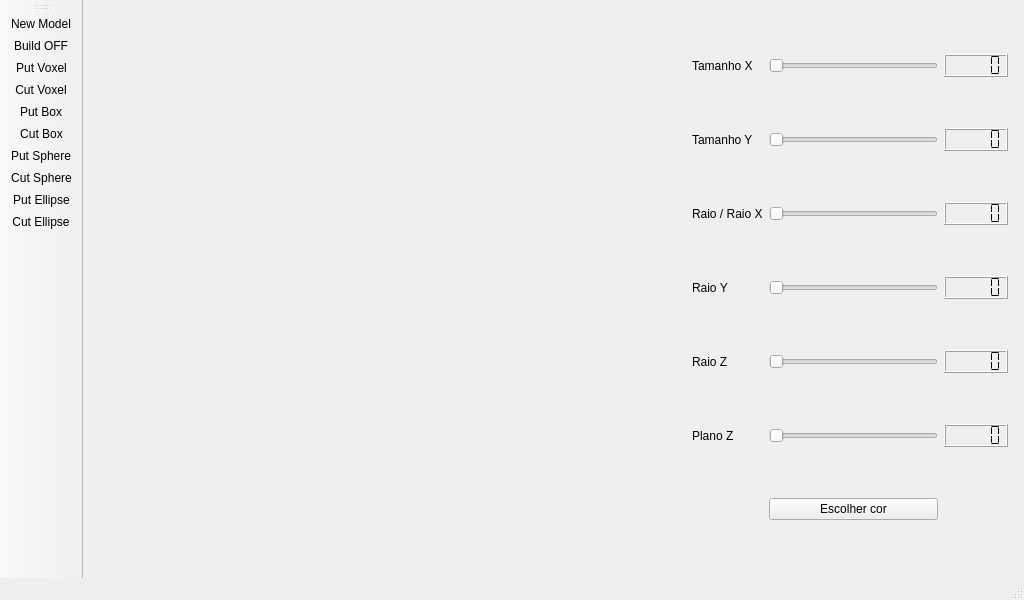
Qt form parte3/mainwindow.ui (niedsonf/escultor_digital) before a commit.
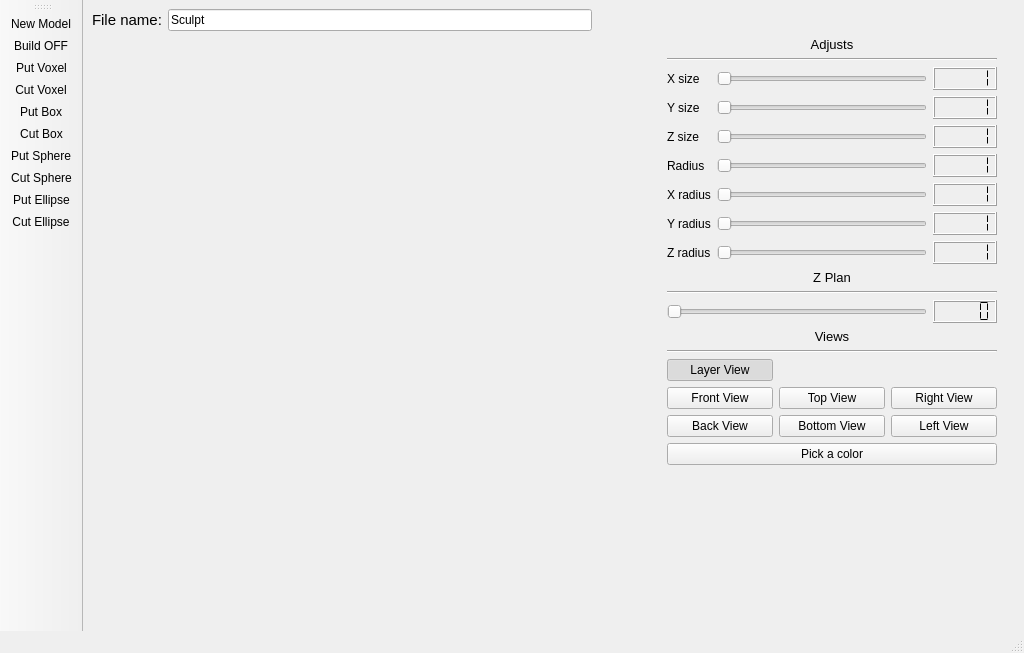
The same form after that commit. Icons and pictures are not drawn. Custom widgets are drawn as their Qt base class.

Patch:
```diff
--- a/parte3/mainwindow.ui
+++ b/parte3/mainwindow.ui
@@ -7,7 +7,7 @@
     <x>0</x>
     <y>0</y>
     <width>1024</width>
-    <height>600</height>
+    <height>653</height>
    </rect>
   </property>
   <property name="windowTitle">
@@ -20,163 +20,509 @@
      <verstretch>0</verstretch>
     </sizepolicy>
    </property>
-   <layout class="QHBoxLayout" name="horizontalLayout" stretch="65,35">
-    <property name="leftMargin">
-     <number>16</number>
-    </property>
-    <property name="rightMargin">
-     <number>16</number>
-    </property>
+   <layout class="QVBoxLayout" name="verticalLayout_5">
     <item>
-     <widget class="SculptorDisplay" name="sculptorDisplay" native="true">
-      <property name="sizePolicy">
-       <sizepolicy hsizetype="Expanding" vsizetype="Expanding">
-        <horstretch>0</horstretch>
-        <verstretch>0</verstretch>
-       </sizepolicy>
-      </property>
-     </widget>
+     <layout class="QHBoxLayout" name="horizontalLayout_3">
+      <item>
+       <widget class="QLabel" name="label_10">
+        <property name="font">
+         <font>
+          <pointsize>11</pointsize>
+         </font>
+        </property>
+        <property name="text">
+         <string>File name:</string>
+        </property>
+       </widget>
+      </item>
+      <item>
+       <widget class="QLineEdit" name="lineEditFileName">
+        <property name="text">
+         <string>Sculpt</string>
+        </property>
+       </widget>
+      </item>
+      <item>
+       <spacer name="horizontalSpacer_3">
+        <property name="orientation">
+         <enum>Qt::Horizontal</enum>
+        </property>
+        <property name="sizeHint" stdset="0">
+         <size>
+          <width>40</width>
+          <height>20</height>
+         </size>
+        </property>
+       </spacer>
+      </item>
+     </layout>
     </item>
     <item>
-     <layout class="QGridLayout" name="gridLayout">
-      <item row="0" column="0">
-       <widget class="QLabel" name="label_2">
-        <property name="text">
-         <string>Tamanho X</string>
+     <layout class="QHBoxLayout" name="horizontalLayout" stretch="60,2,36,2">
+      <item>
+       <widget class="SculptorDisplay" name="sculptorDisplay" native="true">
+        <property name="sizePolicy">
+         <sizepolicy hsizetype="Expanding" vsizetype="Expanding">
+          <horstretch>0</horstretch>
+          <verstretch>0</verstretch>
+         </sizepolicy>
         </property>
        </widget>
       </item>
-      <item row="0" column="1">
-       <widget class="QSlider" name="horizontalSlider_2">
+      <item>
+       <spacer name="horizontalSpacer">
         <property name="orientation">
          <enum>Qt::Horizontal</enum>
         </property>
-       </widget>
-      </item>
-      <item row="0" column="2">
-       <widget class="QLCDNumber" name="lcdNumber">
-        <property name="digitCount">
-         <number>5</number>
+        <property name="sizeHint" stdset="0">
+         <size>
+          <width>13</width>
+          <height>13</height>
+         </size>
         </property>
-        <property name="segmentStyle">
-         <enum>QLCDNumber::Flat</enum>
-        </property>
-        <property name="intValue" stdset="0">
-         <number>0</number>
-        </property>
-       </widget>
+       </spacer>
       </item>
-      <item row="1" column="0">
-       <widget class="QLabel" name="label_3">
-        <property name="text">
-         <string>Tamanho Y</string>
-        </property>
-       </widget>
+      <item>
+       <layout class="QVBoxLayout" name="verticalLayout_4">
+        <item>
+         <layout class="QVBoxLayout" name="verticalLayout_3">
+          <item>
+           <widget class="QLabel" name="label_9">
+            <property name="font">
+             <font>
+              <pointsize>10</pointsize>
+             </font>
+            </property>
+            <property name="text">
+             <string>Adjusts</string>
+            </property>
+            <property name="alignment">
+             <set>Qt::AlignCenter</set>
+            </property>
+           </widget>
+          </item>
+          <item>
+           <widget class="Line" name="line_2">
+            <property name="orientation">
+             <enum>Qt::Horizontal</enum>
+            </property>
+           </widget>
+          </item>
+          <item>
+           <layout class="QGridLayout" name="gridLayout">
+            <item row="2" column="0">
+             <widget class="QLabel" name="label_7">
+              <property name="text">
+               <string>Z size</string>
+              </property>
+             </widget>
+            </item>
+            <item row="5" column="1">
+             <widget class="QSlider" name="horizontalSliderYRadius">
+              <property name="minimum">
+               <number>1</number>
+              </property>
+              <property name="orientation">
+               <enum>Qt::Horizontal</enum>
+              </property>
+             </widget>
+            </item>
+            <item row="3" column="1">
+             <widget class="QSlider" name="horizontalSliderRadius">
+              <property name="minimum">
+               <number>1</number>
+              </property>
+              <property name="orientation">
+               <enum>Qt::Horizontal</enum>
+              </property>
+             </widget>
+            </item>
+            <item row="3" column="2">
+             <widget class="QLCDNumber" name="lcdNumber_8">
+              <property name="segmentStyle">
+               <enum>QLCDNumber::Flat</enum>
+              </property>
+              <property name="intValue" stdset="0">
+               <number>1</number>
+              </property>
+             </widget>
+            </item>
+            <item row="6" column="1">
+             <widget class="QSlider" name="horizontalSliderZRadius">
+              <property name="minimum">
+               <number>1</number>
+              </property>
+              <property name="orientation">
+               <enum>Qt::Horizontal</enum>
+              </property>
+             </widget>
+            </item>
+            <item row="0" column="2">
+             <widget class="QLCDNumber" name="lcdNumber">
+              <property name="digitCount">
+               <number>5</number>
+              </property>
+              <property name="segmentStyle">
+               <enum>QLCDNumber::Flat</enum>
+              </property>
+              <property name="intValue" stdset="0">
+               <number>1</number>
+              </property>
+             </widget>
+            </item>
+            <item row="3" column="0">
+             <widget class="QLabel" name="label_8">
+              <property name="text">
+               <string>Radius</string>
+              </property>
+             </widget>
+            </item>
+            <item row="5" column="2">
+             <widget class="QLCDNumber" name="lcdNumber_4">
+              <property name="segmentStyle">
+               <enum>QLCDNumber::Flat</enum>
+              </property>
+              <property name="intValue" stdset="0">
+               <number>1</number>
+              </property>
+             </widget>
+            </item>
+            <item row="5" column="0">
+             <widget class="QLabel" name="label_5">
+              <property name="text">
+               <string>Y radius</string>
+              </property>
+             </widget>
+            </item>
+            <item row="4" column="2">
+             <widget class="QLCDNumber" name="lcdNumber_3">
+              <property name="segmentStyle">
+               <enum>QLCDNumber::Flat</enum>
+              </property>
+              <property name="intValue" stdset="0">
+               <number>1</number>
+              </property>
+             </widget>
+            </item>
+            <item row="2" column="2">
+             <widget class="QLCDNumber" name="lcdNumber_7">
+              <property name="segmentStyle">
+               <enum>QLCDNumber::Flat</enum>
+              </property>
+              <property name="intValue" stdset="0">
+               <number>1</number>
+              </property>
+             </widget>
+            </item>
+            <item row="0" column="0">
+             <widget class="QLabel" name="label_2">
+              <property name="text">
+               <string>X size</string>
+              </property>
+             </widget>
+            </item>
+            <item row="1" column="0">
+             <widget class="QLabel" name="label_3">
+              <property name="text">
+               <string>Y size</string>
+              </property>
+             </widget>
+            </item>
+            <item row="1" column="1">
+             <widget class="QSlider" name="horizontalSliderYSize">
+              <property name="minimum">
+               <number>1</number>
+              </property>
+              <property name="orientation">
+               <enum>Qt::Horizontal</enum>
+              </property>
+             </widget>
+            </item>
+            <item row="4" column="0">
+             <widget class="QLabel" name="label_4">
+              <property name="text">
+               <string>X radius</string>
+              </property>
+             </widget>
+            </item>
+            <item row="4" column="1">
+             <widget class="QSlider" name="horizontalSliderXRadius">
+              <property name="minimum">
+               <number>1</number>
+              </property>
+              <property name="orientation">
+               <enum>Qt::Horizontal</enum>
+              </property>
+             </widget>
+            </item>
+            <item row="2" column="1">
+             <widget class="QSlider" name="horizontalSliderZSize">
+              <property name="minimum">
+               <number>1</number>
+              </property>
+              <property name="orientation">
+               <enum>Qt::Horizontal</enum>
+              </property>
+             </widget>
+            </item>
+            <item row="0" column="1">
+             <widget class="QSlider" name="horizontalSliderXSize">
+              <property name="minimum">
+               <number>1</number>
+              </property>
+              <property name="orientation">
+               <enum>Qt::Horizontal</enum>
+              </property>
+             </widget>
+            </item>
+            <item row="6" column="2">
+             <widget class="QLCDNumber" name="lcdNumber_5">
+              <property name="segmentStyle">
+               <enum>QLCDNumber::Flat</enum>
+              </property>
+              <property name="intValue" stdset="0">
+               <number>1</number>
+              </property>
+             </widget>
+            </item>
+            <item row="1" column="2">
+             <widget class="QLCDNumber" name="lcdNumber_2">
+              <property name="segmentStyle">
+               <enum>QLCDNumber::Flat</enum>
+              </property>
+              <property name="intValue" stdset="0">
+               <number>1</number>
+              </property>
+             </widget>
+            </item>
+            <item row="6" column="0">
+             <widget class="QLabel" name="label_6">
+              <property name="text">
+               <string>Z radius</string>
+              </property>
+             </widget>
+            </item>
+           </layout>
+          </item>
+         </layout>
+        </item>
+        <item>
+         <layout class="QVBoxLayout" name="verticalLayout_2">
+          <item>
+           <widget class="QLabel" name="label">
+            <property name="font">
+             <font>
+              <pointsize>10</pointsize>
+             </font>
+            </property>
+            <property name="text">
+             <string>Z Plan</string>
+            </property>
+            <property name="alignment">
+             <set>Qt::AlignCenter</set>
+            </property>
+           </widget>
+          </item>
+          <item>
+           <widget class="Line" name="line_3">
+            <property name="orientation">
+             <enum>Qt::Horizontal</enum>
+            </property>
+           </widget>
+          </item>
+          <item>
+           <layout class="QGridLayout" name="gridLayout_3">
+            <item row="0" column="0">
+             <widget class="QSlider" name="horizontalSliderPlan">
+              <property name="orientation">
+               <enum>Qt::Horizontal</enum>
+              </property>
+             </widget>
+            </item>
+            <item row="0" column="1">
+             <widget class="QLCDNumber" name="lcdNumber_6">
+              <property name="segmentStyle">
+               <enum>QLCDNumber::Flat</enum>
+              </property>
+             </widget>
+            </item>
+           </layout>
+          </item>
+         </layout>
+        </item>
+        <item>
+         <layout class="QVBoxLayout" name="verticalLayout">
+          <item>
+           <widget class="QLabel" name="label_11">
+            <property name="font">
+             <font>
+              <pointsize>10</pointsize>
+             </font>
+            </property>
+            <property name="text">
+             <string>Views</string>
+            </property>
+            <property name="alignment">
+             <set>Qt::AlignCenter</set>
+            </property>
+           </widget>
+          </item>
+          <item>
+           <widget class="Line" name="line_4">
+            <property name="orientation">
+             <enum>Qt::Horizontal</enum>
+            </property>
+           </widget>
+          </item>
+          <item>
+           <layout class="QGridLayout" name="gridLayout_2">
+            <item row="2" column="1">
+             <widget class="QPushButton" name="pushButtonBottomView">
+              <property name="text">
+               <string>Bottom View</string>
+              </property>
+              <property name="iconSize">
+               <size>
+                <width>50</width>
+                <height>50</height>
+               </size>
+              </property>
+              <property name="checkable">
+               <bool>true</bool>
+              </property>
+             </widget>
+            </item>
+            <item row="1" column="0">
+             <widget class="QPushButton" name="pushButtonFrontView">
+              <property name="text">
+               <string>Front View</string>
+              </property>
+              <property name="iconSize">
+               <size>
+                <width>50</width>
+                <height>50</height>
+               </size>
+              </property>
+              <property name="checkable">
+               <bool>true</bool>
+              </property>
+             </widget>
+            </item>
+            <item row="1" column="1">
+             <widget class="QPushButton" name="pushButtonTopView">
+              <property name="text">
+               <string>Top View</string>
+              </property>
+              <property name="iconSize">
+               <size>
+                <width>50</width>
+                <height>50</height>
+               </size>
+              </property>
+              <property name="checkable">
+               <bool>true</bool>
+              </property>
+             </widget>
+            </item>
+            <item row="1" column="2">
+             <widget class="QPushButton" name="pushButtonRightView">
+              <property name="text">
+               <string>Right View</string>
+              </property>
+              <property name="iconSize">
+               <size>
+                <width>50</width>
+                <height>50</height>
+               </size>
+              </property>
+              <property name="checkable">
+               <bool>true</bool>
+              </property>
+             </widget>
+            </item>
+            <item row="2" column="0">
+             <widget class="QPushButton" name="pushButtonBackView">
+              <property name="text">
+               <string>Back View</string>
+              </property>
+              <property name="iconSize">
+               <size>
+                <width>50</width>
+                <height>50</height>
+               </size>
+              </property>
+              <property name="checkable">
+               <bool>true</bool>
+              </property>
+             </widget>
+            </item>
+            <item row="2" column="2">
+             <widget class="QPushButton" name="pushButtonLeftView">
+              <property name="text">
+               <string>Left View</string>
+              </property>
+              <property name="iconSize">
+               <size>
+                <width>50</width>
+                <height>50</height>
+               </size>
+              </property>
+              <property name="checkable">
+               <bool>true</bool>
+              </property>
+             </widget>
+            </item>
+            <item row="0" column="0">
+             <widget class="QPushButton" name="pushButtonLayerView">
+              <property name="text">
+               <string>Layer View</string>
+              </property>
+              <property name="checkable">
+               <bool>true</bool>
+              </property>
+              <property name="checked">
+               <bool>true</bool>
+              </property>
+             </widget>
+            </item>
+           </layout>
+          </item>
+          <item>
+           <widget class="QPushButton" name="pushButtonColor">
+            <property name="text">
+             <string>Pick a color</string>
+            </property>
+           </widget>
+          </item>
+          <item>
+           <spacer name="verticalSpacer_4">
+            <property name="orientation">
+             <enum>Qt::Vertical</enum>
+            </property>
+            <property name="sizeHint" stdset="0">
+             <size>
+              <width>20</width>
+              <height>40</height>
+             </size>
+            </property>
+           </spacer>
+          </item>
+         </layout>
+        </item>
+       </layout>
       </item>
-      <item row="1" column="1">
-       <widget class="QSlider" name="horizontalSlider_3">
+      <item>
+       <spacer name="horizontalSpacer_2">
         <property name="orientation">
          <enum>Qt::Horizontal</enum>
         </property>
-       </widget>
-      </item>
-      <item row="1" column="2">
-       <widget class="QLCDNumber" name="lcdNumber_2">
-        <property name="segmentStyle">
-         <enum>QLCDNumber::Flat</enum>
+        <property name="sizeHint" stdset="0">
+         <size>
+          <width>13</width>
+          <height>487</height>
+         </size>
         </property>
-       </widget>
-      </item>
-      <item row="2" column="0">
-       <widget class="QLabel" name="label_4">
-        <property name="text">
-         <string>Raio / Raio X</string>
-        </property>
-       </widget>
-      </item>
-      <item row="2" column="1">
-       <widget class="QSlider" name="horizontalSlider_4">
-        <property name="orientation">
-         <enum>Qt::Horizontal</enum>
-        </property>
-       </widget>
-      </item>
-      <item row="2" column="2">
-       <widget class="QLCDNumber" name="lcdNumber_3">
-        <property name="segmentStyle">
-         <enum>QLCDNumber::Flat</enum>
-        </property>
-       </widget>
-      </item>
-      <item row="3" column="0">
-       <widget class="QLabel" name="label_5">
-        <property name="text">
-         <string>Raio Y</string>
-        </property>
-       </widget>
-      </item>
-      <item row="3" column="1">
-       <widget class="QSlider" name="horizontalSlider_5">
-        <property name="orientation">
-         <enum>Qt::Horizontal</enum>
-        </property>
-       </widget>
-      </item>
-      <item row="3" column="2">
-       <widget class="QLCDNumber" name="lcdNumber_4">
-        <property name="segmentStyle">
-         <enum>QLCDNumber::Flat</enum>
-        </property>
-       </widget>
-      </item>
-      <item row="4" column="0">
-       <widget class="QLabel" name="label_6">
-        <property name="text">
-         <string>Raio Z</string>
-        </property>
-       </widget>
-      </item>
-      <item row="4" column="1">
-       <widget class="QSlider" name="horizontalSlider_6">
-        <property name="orientation">
-         <enum>Qt::Horizontal</enum>
-        </property>
-       </widget>
-      </item>
-      <item row="4" column="2">
-       <widget class="QLCDNumber" name="lcdNumber_5">
-        <property name="segmentStyle">
-         <enum>QLCDNumber::Flat</enum>
-        </property>
-       </widget>
-      </item>
-      <item row="5" column="0">
-       <widget class="QLabel" name="label">
-        <property name="text">
-         <string>Plano Z</string>
-        </property>
-       </widget>
-      </item>
-      <item row="5" column="1">
-       <widget class="QSlider" name="horizontalSliderZ">
-        <property name="orientation">
-         <enum>Qt::Horizontal</enum>
-        </property>
-       </widget>
-      </item>
-      <item row="5" column="2">
-       <widget class="QLCDNumber" name="lcdNumber_6">
-        <property name="segmentStyle">
-         <enum>QLCDNumber::Flat</enum>
-        </property>
-       </widget>
-      </item>
-      <item row="6" column="1">
-       <widget class="QPushButton" name="pushButton">
-        <property name="text">
-         <string>Escolher cor</string>
-        </property>
-       </widget>
+       </spacer>
       </item>
      </layout>
     </item>
```
Left out of the diff: 119 changed lines with no effect on the pictures.
